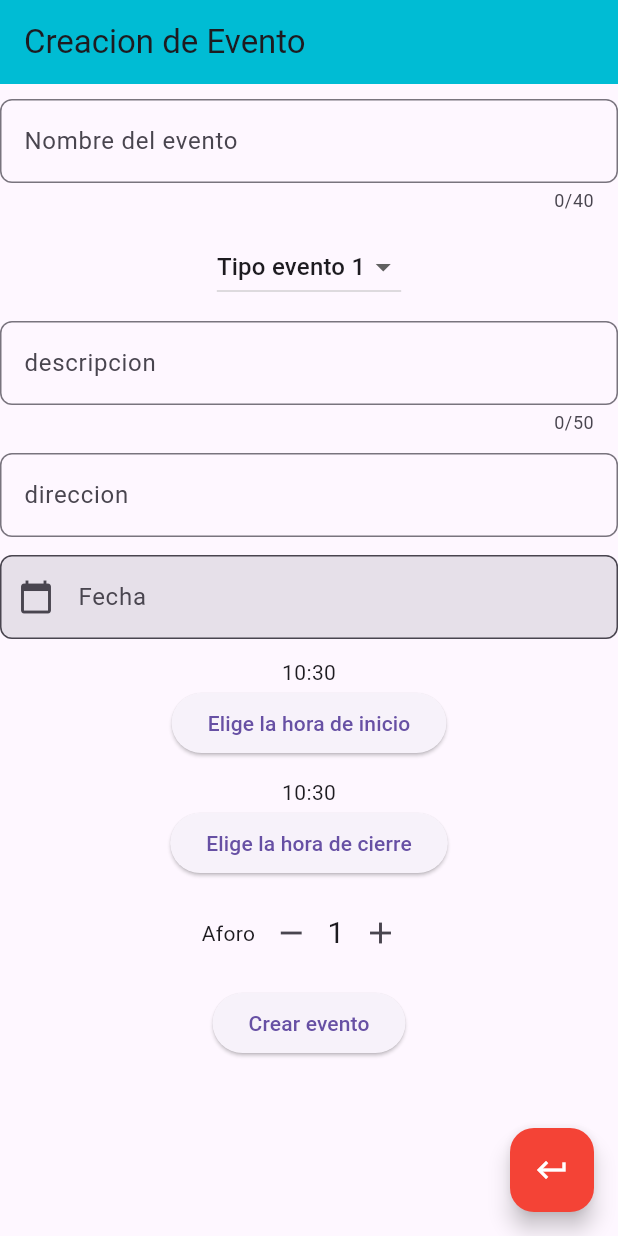
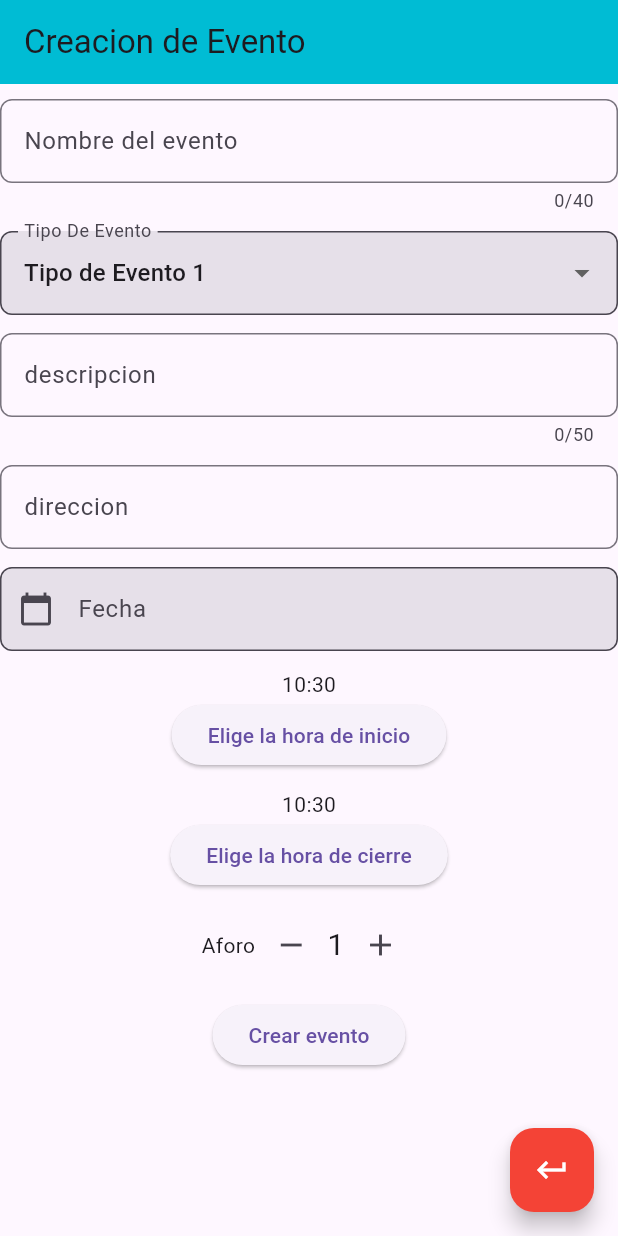
Before and after one commit to MrSp000ky/manejador_eventos, a Flutter app: the CreationEventPage screen opened by its route, on a phone screen of 412 x 824 dp. Run offline on Flutter 3.47's test engine with Material 3 defaults, Android fonts, the phone set to English and light mode, and no system bars; our stand-ins replace firebase_auth, firebase_core, flutter_riverpod, go_router, riverpod_annotation; accounts and stored records are empty; generated files the repository leaves out were written again.

Commit message:
Commit Fix Tipo de Evento

```diff
--- a/lib/screens/widgets/event_creation_custom_fields/type_event_input.dart
+++ b/lib/screens/widgets/event_creation_custom_fields/type_event_input.dart
@@ -2,12 +2,8 @@
 import 'package:flutter/material.dart';
 
 class Type_Event extends StatefulWidget {
-  final List<String> types;
-  final String? selectedType;
-  final Function(String?)? onChanged;
 
-  Type_Event({required this.onChanged,required this.selectedType , required this.types
-
+  Type_Event({super.key
   });
 
   @override
@@ -15,21 +11,29 @@ class Type_Event extends StatefulWidget {
 }
 class _Type_EventState extends State<Type_Event> {
   // ignore: unused_field
-  late String _selectedType;
+  String _selectedOption = 'Tipo de Evento 1';
   @override
   Widget build(BuildContext context) {
-    return DropdownButton<String>(
-      value: widget.selectedType,
+    return DropdownButtonFormField<String>(
+      decoration: InputDecoration(
+        labelText: 'Tipo De Evento',
+        filled: true,
+        border: OutlineInputBorder(
+          borderRadius: BorderRadius.circular(8),
+          borderSide: const BorderSide(color: Colors.black),
+        ),
+      ),
+      value: _selectedOption, // Valor seleccionado
       onChanged: (String? newValue) {
         setState(() {
-          _selectedType = newValue!;
-          widget.onChanged!(newValue);
+          _selectedOption = newValue!; // Actualizar el valor seleccionado
         });
       },
-      items: widget.types.map<DropdownMenuItem<String>>((String value) {
+      items: <String>['Tipo de Evento 1', 'Tipo de Evento 2', 'Tipo de Evento 3', 'Tipo de Evento 4']
+          .map((String value) {
         return DropdownMenuItem<String>(
           value: value,
-          child: Text(value),
+          child: Text(value), // Texto de la opción
         );
       }).toList(),
     );
--- a/lib/screens/widgets/event_creation_form.dart
+++ b/lib/screens/widgets/event_creation_form.dart
@@ -31,11 +31,7 @@ class _MyWidgetState extends State<EventCreationForm> {
                   onChanged: (value) => nameEvent=value
                 ),
                 const Padding(padding: EdgeInsets.only(top: 12)),
-                Type_Event(
-                  selectedType: 'Tipo evento 1',
-                  types: const ['Tipo evento 1', 'Tipo evento 2', 'Tipo evento 3', 'Tipo evento 4'],
-                  onChanged: (String? newValue){typeEvent=newValue!;},
-                  ),
+                Type_Event(),
                 const Padding(padding: EdgeInsets.only(top: 12)),
                 Description_Input(
                   onChanged: (value) => description=value
```
